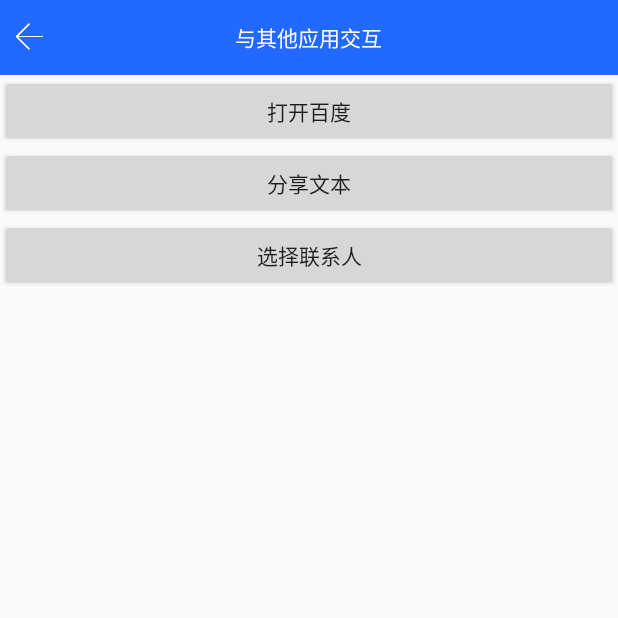
After one commit to icookingcode/AppFrame, an Android app: the ActivityInteract screen opened directly, with no data from a screen before it, on a phone screen of 412 x 824 dp, the top half of it. The commit adds this screen. Run offline under Robolectric (Android 15) with nearby library versions, the phone set to English and light mode, and no system bars; our stand-ins replace ButterKnife.

Commit message:
APP与其他应用交互

```diff
--- a/app/src/main/java/com/hnhy/epapp/mvp/ui/activity/noble/ActivityGuide.java
+++ b/app/src/main/java/com/hnhy/epapp/mvp/ui/activity/noble/ActivityGuide.java
@@ -73,6 +73,7 @@ public class ActivityGuide extends BaseActivity {
                 , Manifest.permission.ACCESS_COARSE_LOCATION
                 , Manifest.permission.CAMERA
                 , Manifest.permission.CALL_PHONE
+                , Manifest.permission.READ_CONTACTS
                 , Manifest.permission.ACCESS_FINE_LOCATION
         };
         PermissionOption option = new PermissionOption.Builder().setPermissions(permissions).build();
--- /dev/null
+++ b/app/src/main/res/layout/activity_interact.xml
@@ -0,0 +1,33 @@
+<?xml version="1.0" encoding="utf-8"?>
+<LinearLayout xmlns:android="http://schemas.android.com/apk/res/android"
+    xmlns:app="http://schemas.android.com/apk/res-auto"
+    xmlns:tools="http://schemas.android.com/tools"
+    android:layout_width="match_parent"
+    android:layout_height="match_parent"
+    android:orientation="vertical"
+    tools:context=".mvp.ui.activity.ActivityInteract">
+
+    <com.hnhy.epapp.mvp.ui.widget.ToolBar
+        android:layout_width="match_parent"
+        android:layout_height="wrap_content"
+        app:leftType="finish"
+        app:title="与其他应用交互" />
+
+    <Button
+        android:id="@+id/btn_open_url"
+        android:layout_width="match_parent"
+        android:layout_height="wrap_content"
+        android:text="打开百度" />
+
+    <Button
+        android:id="@+id/btn_share"
+        android:layout_width="match_parent"
+        android:layout_height="wrap_content"
+        android:text="分享文本" />
+
+    <Button
+        android:id="@+id/btn_pick_contact"
+        android:layout_width="match_parent"
+        android:layout_height="wrap_content"
+        android:text="选择联系人" />
+</LinearLayout>
```
Also changed, not shown: app/src/main/AndroidManifest.xml (+30 -1 lines), app/src/main/java/com/hnhy/epapp/mvp/ui/activity/ActivityFunctionSelect.java (+8 -3 lines), app/src/main/java/com/hnhy/epapp/mvp/ui/activity/ActivityInteract.java (added, +108 -0 lines), app/src/main/java/com/hnhy/epapp/mvp/ui/activity/interact/ActivityReceiver.java (added, +72 -0 lines), app/src/main/res/layout/activity_function_select.xml (+13 -0 lines), app/src/main/res/layout/activity_receiver.xml (added, +26 -0 lines), 2 other files.
